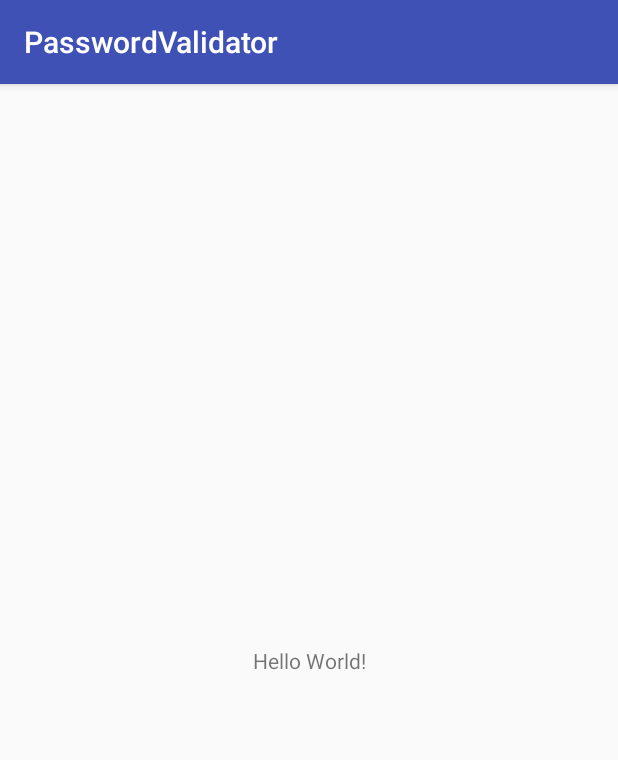
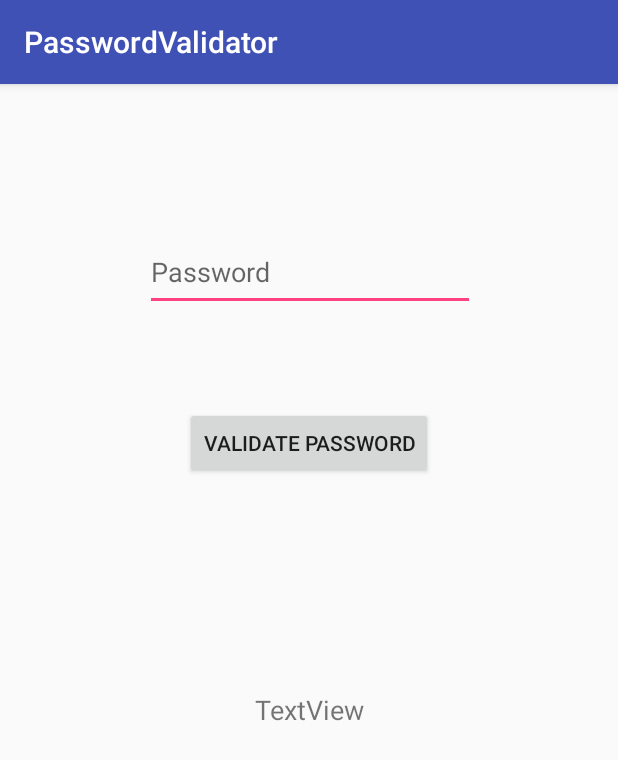
Before and after one commit to missadellas/Password-Validator, an Android app: the screen it shows after launch (MainActivity), on a phone screen of 412 x 824 dp. Shown: the top 760 px of the screen. Run offline under Robolectric (Android 15) with nearby library versions, the phone set to English and light mode, and no system bars.

Commit message:
Built UI

```diff
--- a/PasswordValidator/app/build.gradle
+++ b/PasswordValidator/app/build.gradle
@@ -9,6 +9,7 @@ android {
         versionCode 1
         versionName "1.0"
         testInstrumentationRunner "android.support.test.runner.AndroidJUnitRunner"
+
     }
     buildTypes {
         release {
@@ -25,4 +26,7 @@ dependencies {
     testImplementation 'junit:junit:4.12'
     androidTestImplementation 'com.android.support.test:runner:1.0.1'
     androidTestImplementation 'com.android.support.test.espresso:espresso-core:3.0.1'
+    androidTestCompile 'com.android.support.test.espresso:espresso-core:3.0.1'
+    androidTestCompile 'com.android.support.test:runner:1.0.1'
+    testCompile 'junit:junit:4.12'
 }
--- a/PasswordValidator/app/src/main/java/ca/dal/sbutler/passwordvalidator/MainActivity.java
+++ b/PasswordValidator/app/src/main/java/ca/dal/sbutler/passwordvalidator/MainActivity.java
@@ -2,6 +2,12 @@ package ca.dal.sbutler.passwordvalidator;
 
 import android.support.v7.app.AppCompatActivity;
 import android.os.Bundle;
+import android.view.View;
+import android.widget.Button;
+import android.widget.EditText;
+import android.widget.TextView;
+
+import org.w3c.dom.Text;
 
 public class MainActivity extends AppCompatActivity {
 
@@ -9,5 +15,19 @@ public class MainActivity extends AppCompatActivity {
     protected void onCreate(Bundle savedInstanceState) {
         super.onCreate(savedInstanceState);
         setContentView(R.layout.activity_main);
+
+        final EditText passwordInput = (EditText) findViewById(R.id.PasswordEditText);
+        Button validateBtn = (Button)findViewById(R.id.ValidateBtn);
+        final TextView strengthView = (TextView) findViewById(R.id.StrengthTextView);
+
+        validateBtn.setOnClickListener(new View.OnClickListener() {
+            @Override
+            public void onClick(View view) {
+                Validator v = new Validator();
+                String password = passwordInput.getText().toString();
+                strengthView.setText(v.determineStrength(v.validate(password)));
+            }
+        });
+
     }
 }
--- a/PasswordValidator/app/src/main/res/layout/activity_main.xml
+++ b/PasswordValidator/app/src/main/res/layout/activity_main.xml
@@ -6,13 +6,62 @@
     android:layout_height="match_parent"
     tools:context="ca.dal.sbutler.passwordvalidator.MainActivity">
 
-    <TextView
+    <EditText
+        android:id="@+id/PasswordEditText"
+        android:layout_width="220dp"
+        android:layout_height="51dp"
+        android:layout_marginEnd="8dp"
+        android:layout_marginStart="8dp"
+        android:layout_marginTop="100dp"
+        android:ems="10"
+        android:hint="Password"
+        android:inputType="textPersonName"
+        app:layout_constraintEnd_toEndOf="parent"
+        app:layout_constraintHorizontal_bias="0.503"
+        app:layout_constraintStart_toStartOf="parent"
+        app:layout_constraintTop_toTopOf="parent" />
+
+    <Button
+        android:id="@+id/ValidateBtn"
         android:layout_width="wrap_content"
         android:layout_height="wrap_content"
-        android:text="Hello World!"
+        android:layout_marginEnd="8dp"
+        android:layout_marginStart="8dp"
+        android:layout_marginTop="64dp"
+        android:text="Validate Password"
+        android:textAlignment="center"
+        app:layout_constraintEnd_toEndOf="parent"
+        app:layout_constraintStart_toStartOf="parent"
+        app:layout_constraintTop_toBottomOf="@+id/PasswordEditText" />
+
+    <TextView
+        android:id="@+id/StrengthTextView"
+        android:layout_width="wrap_content"
+        android:layout_height="wrap_content"
+        android:layout_marginBottom="8dp"
+        android:layout_marginEnd="8dp"
+        android:layout_marginStart="8dp"
+        android:layout_marginTop="8dp"
+        android:text="TextView"
+        android:textAlignment="center"
+        android:textSize="18sp"
         app:layout_constraintBottom_toBottomOf="parent"
-        app:layout_constraintLeft_toLeftOf="parent"
-        app:layout_constraintRight_toRightOf="parent"
-        app:layout_constraintTop_toTopOf="parent" />
+        app:layout_constraintEnd_toEndOf="parent"
+        app:layout_constraintStart_toStartOf="parent"
+        app:layout_constraintTop_toBottomOf="@+id/ValidateBtn"
+        app:layout_constraintVertical_bias="0.288" />
 
+    <android.support.constraint.Guideline
+        android:id="@+id/guideline"
+        android:layout_width="wrap_content"
+        android:layout_height="wrap_content"
+        android:orientation="horizontal"
+        app:layout_constraintGuide_begin="20dp" />
+
+    <android.support.constraint.Guideline
+        android:id="@+id/guideline2"
+        android:layout_width="wrap_content"
+        android:layout_height="wrap_content"
+        android:orientation="horizontal"
+        app:layout_constraintGuide_begin="20dp" />
 </android.support.constraint.ConstraintLayout>
```
Also changed, not shown: PasswordValidator/app/src/main/java/ca/dal/sbutler/passwordvalidator/Validator.java (+20 -0 lines), 1 other file.
